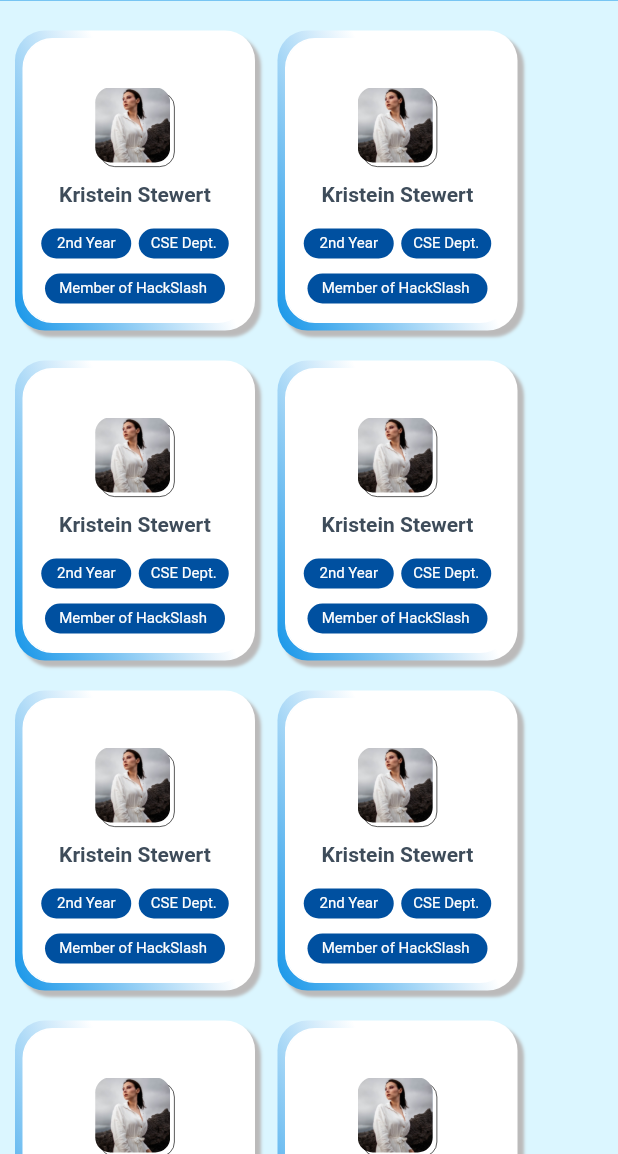
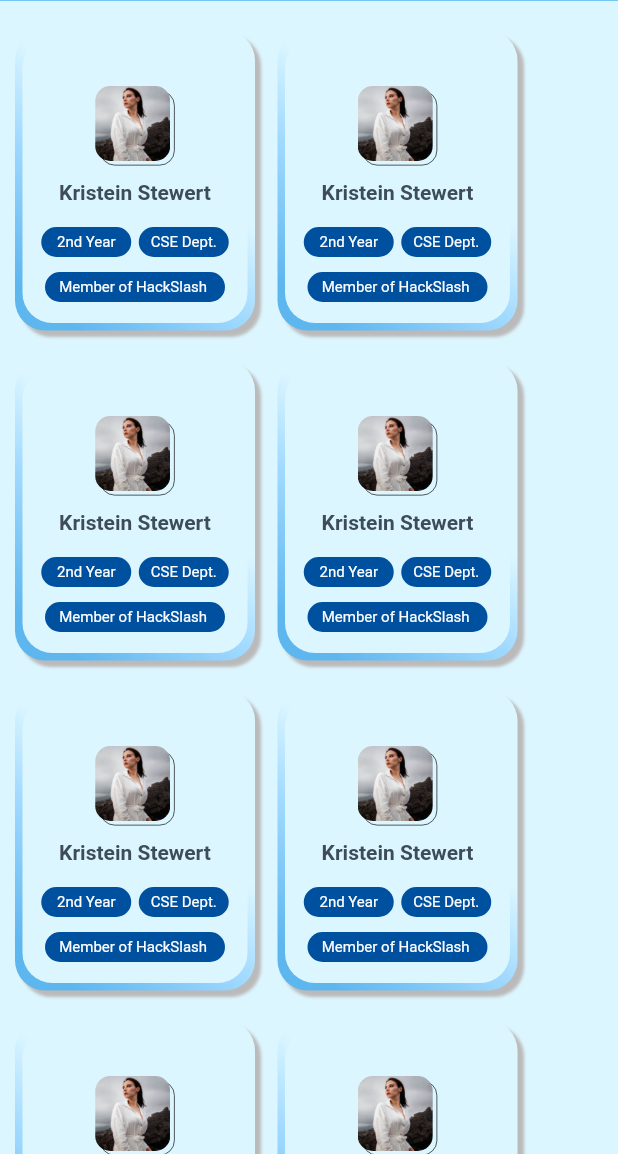
Before and after one commit to divyansh12git/application, a Flutter app: the AI_ML screen opened by its route, on a phone screen of 412 x 824 dp, the part 82-1236 px from its top. Run offline on Flutter 3.47's test engine with Material 2 defaults, Android fonts, the phone set to English and light mode, and no system bars.

Commit message:
7th commit

```diff
--- a/lib/pages/AI_ML.dart
+++ b/lib/pages/AI_ML.dart
@@ -15,7 +15,7 @@ class _AI_MLState extends State<AI_ML> {
     return Scaffold(
         appBar: MyAppBar(),
         // body: Center(child: Text("AIML")),
-        backgroundColor: Color(0xffDBF6FF),
+        backgroundColor: Color(0xFFDCF6FF),
         body: SingleChildScrollView(
           child: Align(
             alignment: Alignment.topLeft,
--- a/lib/widgets/profile_card.dart
+++ b/lib/widgets/profile_card.dart
@@ -21,17 +21,27 @@ class _ProfileCardState extends State<ProfileCard> {
     ),],
         gradient: LinearGradient(
           begin: Alignment.bottomLeft,
-          end: Alignment(0.5, 0.4),
+          stops: [
+                0.1,
+                0.4,
+                0.6,
+                0.9,
+              ],
+          end: Alignment.topRight,
           colors: [
-            Color(0xFF1394E8),
-            Color(0xffFFFFFF),
-          ],
+            Color(0xff5EB6EF),
+            Color.fromARGB(255, 162, 218, 255),
+            Color(0xFFDCF6FF),
+            Color(0xFFDCF6FF),
+
+          ]
         ),
         borderRadius: BorderRadius.circular(20),
       ),
       child: Padding(
         padding: const EdgeInsets.all(5.0),
         child: Container(
+
           child: Padding(
             padding: const EdgeInsets.all(2.0),
             child:Column(
@@ -128,8 +138,8 @@ class _ProfileCardState extends State<ProfileCard> {
             )
           ),
           decoration: BoxDecoration(
-            color: Colors.white,
-            border: Border.all(color: Colors.white),
+            color:Color(0xFFDCF6FF),
+
             borderRadius: BorderRadius.circular(20),
           ),
         ),
```
